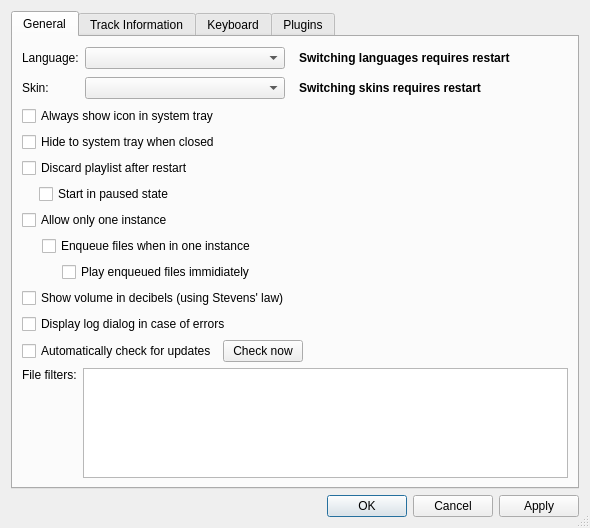
First picture: the form in src/preferencesDialog.ui, repository nulloy/nulloy, before the edit.
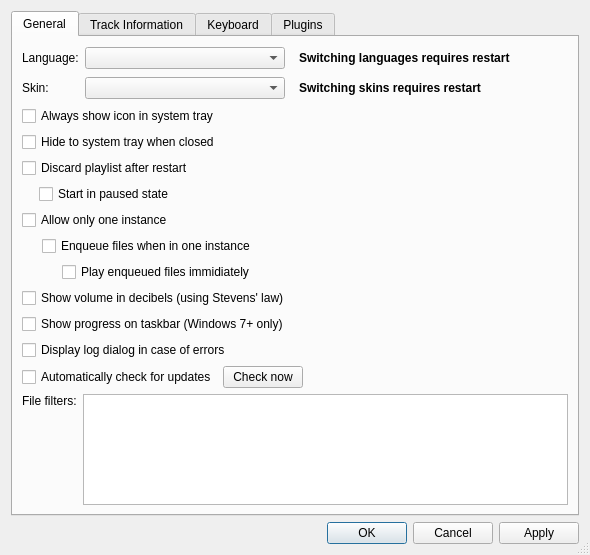
Second picture: the form after the edit. Custom widgets are drawn as their Qt base class.

Commit message: toggle win7 taskbar option

Patch:
```diff
--- a/src/preferencesDialog.ui
+++ b/src/preferencesDialog.ui
@@ -7,7 +7,7 @@
     <x>0</x>
     <y>0</y>
     <width>590</width>
-    <height>528</height>
+    <height>555</height>
    </rect>
   </property>
   <property name="windowTitle">
@@ -275,6 +275,13 @@
          </property>
         </widget>
        </item>
+       <item>
+        <widget class="QCheckBox" name="taskbarProgressCheckBox">
+         <property name="text">
+          <string>Show progress on taskbar (Windows 7+ only)</string>
+         </property>
+        </widget>
+       </item>
        <item>
         <widget class="QCheckBox" name="displayLogDialogCheckBox">
          <property name="text">
```
Left out of the diff: 4 changed lines with no effect on the pictures. The commit also changes 6 other files.
